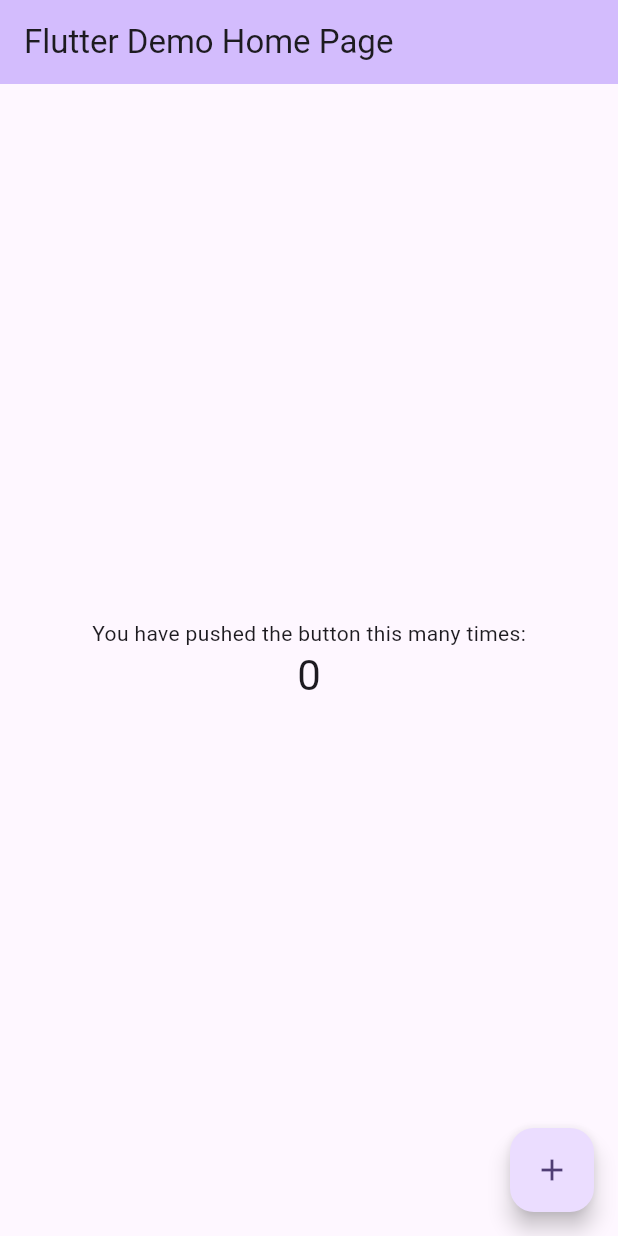
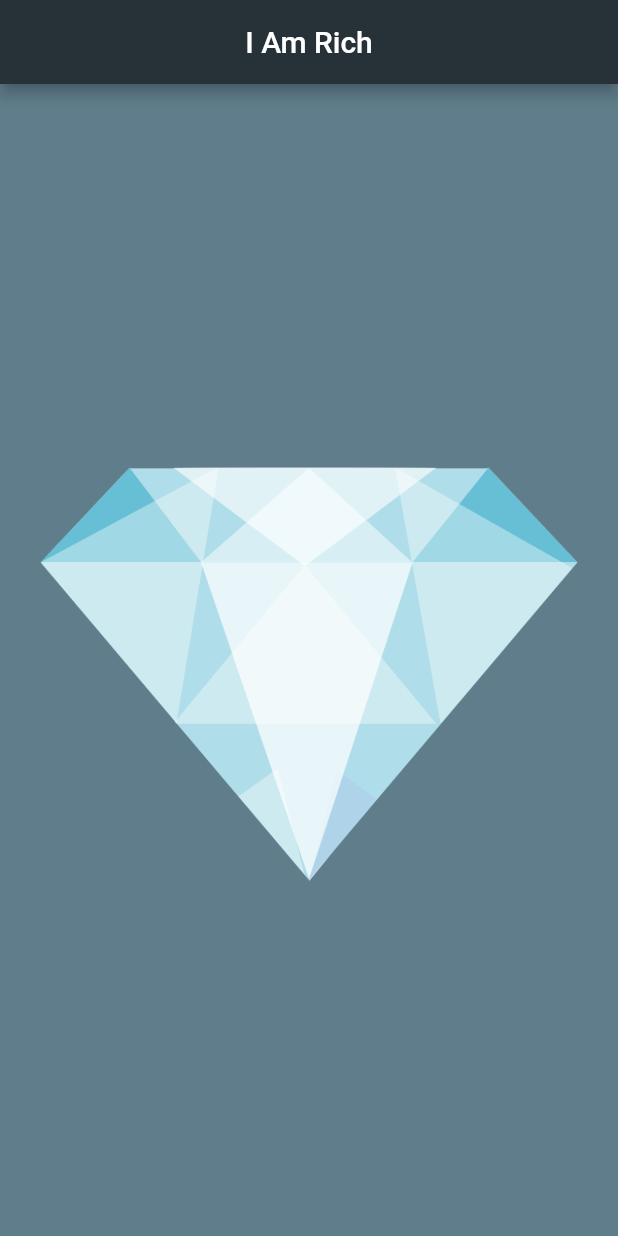
Before and after one commit to hiroyuki0402/I_Am_Rich_App_Made_With_Flutter, a Flutter app: the screen it shows after launch, on a phone screen of 412 x 824 dp. Run offline on Flutter 3.47's test engine with Material 2 defaults, Android fonts, the phone set to English and light mode, and no system bars.

Commit message:
画像の配置、アプリアイコンの設定

```diff
--- a/lib/main.dart
+++ b/lib/main.dart
@@ -1,125 +1,21 @@
 import 'package:flutter/material.dart';
 
 void main() {
-  runApp(const MyApp());
+  runApp(
+    MaterialApp(
+      home: Scaffold(
+        backgroundColor: Colors.blueGrey,
+        appBar: AppBar(
+          centerTitle: true,
+          title: const Text('I Am Rich'),
+          backgroundColor: Colors.blueGrey[900],
+        ),
+        body: const Center(
+          child: Image(
+            image: AssetImage('images/diamond.png'),
+          ),
+        ),
+      )
+    ),
+  );
 }
-
-class MyApp extends StatelessWidget {
-  const MyApp({super.key});
-
-  // This widget is the root of your application.
-  @override
-  Widget build(BuildContext context) {
-    return MaterialApp(
-      title: 'Flutter Demo',
-      theme: ThemeData(
-        // This is the theme of your application.
-        //
-        // TRY THIS: Try running your application with "flutter run". You'll see
-        // the application has a blue toolbar. Then, without quitting the app,
-        // try changing the seedColor in the colorScheme below to Colors.green
-        // and then invoke "hot reload" (save your changes or press the "hot
-        // reload" button in a Flutter-supported IDE, or press "r" if you used
-        // the command line to start the app).
-        //
-        // Notice that the counter didn't reset back to zero; the application
-        // state is not lost during the reload. To reset the state, use hot
-        // restart instead.
-        //
-        // This works for code too, not just values: Most code changes can be
-        // tested with just a hot reload.
-        colorScheme: ColorScheme.fromSeed(seedColor: Colors.deepPurple),
-        useMaterial3: true,
-      ),
-      home: const MyHomePage(title: 'Flutter Demo Home Page'),
-    );
-  }
-}
-
-class MyHomePage extends StatefulWidget {
-  const MyHomePage({super.key, required this.title});
-
-  // This widget is the home page of your application. It is stateful, meaning
-  // that it has a State object (defined below) that contains fields that affect
-  // how it looks.
-
-  // This class is the configuration for the state. It holds the values (in this
-  // case the title) provided by the parent (in this case the App widget) and
-  // used by the build method of the State. Fields in a Widget subclass are
-  // always marked "final".
-
-  final String title;
-
-  @override
-  State<MyHomePage> createState() => _MyHomePageState();
-}
-
-class _MyHomePageState extends State<MyHomePage> {
-  int _counter = 0;
-
-  void _incrementCounter() {
-    setState(() {
-      // This call to setState tells the Flutter framework that something has
-      // changed in this State, which causes it to rerun the build method below
-      // so that the display can reflect the updated values. If we changed
-      // _counter without calling setState(), then the build method would not be
-      // called again, and so nothing would appear to happen.
-      _counter++;
-    });
-  }
-
-  @override
-  Widget build(BuildContext context) {
-    // This method is rerun every time setState is called, for instance as done
-    // by the _incrementCounter method above.
-    //
-    // The Flutter framework has been optimized to make rerunning build methods
-    // fast, so that you can just rebuild anything that needs updating rather
-    // than having to individually change instances of widgets.
-    return Scaffold(
-      appBar: AppBar(
-        // TRY THIS: Try changing the color here to a specific color (to
-        // Colors.amber, perhaps?) and trigger a hot reload to see the AppBar
-        // change color while the other colors stay the same.
-        backgroundColor: Theme.of(context).colorScheme.inversePrimary,
-        // Here we take the value from the MyHomePage object that was created by
-        // the App.build method, and use it to set our appbar title.
-        title: Text(widget.title),
-      ),
-      body: Center(
-        // Center is a layout widget. It takes a single child and positions it
-        // in the middle of the parent.
-        child: Column(
-          // Column is also a layout widget. It takes a list of children and
-          // arranges them vertically. By default, it sizes itself to fit its
-          // children horizontally, and tries to be as tall as its parent.
-          //
-          // Column has various properties to control how it sizes itself and
-          // how it positions its children. Here we use mainAxisAlignment to
-          // center the children vertically; the main axis here is the vertical
-          // axis because Columns are vertical (the cross axis would be
-          // horizontal).
-          //
-          // TRY THIS: Invoke "debug painting" (choose the "Toggle Debug Paint"
-          // action in the IDE, or press "p" in the console), to see the
-          // wireframe for each widget.
-          mainAxisAlignment: MainAxisAlignment.center,
-          children: <Widget>[
-            const Text(
-              'You have pushed the button this many times:',
-            ),
-            Text(
-              '$_counter',
-              style: Theme.of(context).textTheme.headlineMedium,
-            ),
-          ],
-        ),
-      ),
-      floatingActionButton: FloatingActionButton(
-        onPressed: _incrementCounter,
-        tooltip: 'Increment',
-        child: const Icon(Icons.add),
-      ), // This trailing comma makes auto-formatting nicer for build methods.
-    );
-  }
-}
--- a/pubspec.yaml
+++ b/pubspec.yaml
@@ -59,9 +59,9 @@ flutter:
   uses-material-design: true
 
   # To add assets to your application, add an assets section, like this:
-  # assets:
-  #   - images/a_dot_burr.jpeg
-  #   - images/a_dot_ham.jpeg
+  assets:
+     - images/
+
 
   # An image asset can refer to one or more resolution-specific "variants", see
   # https://flutter.dev/assets-and-images/#resolution-aware
```
Also changed, not shown: images/diamond.png (added), 43 other files.
